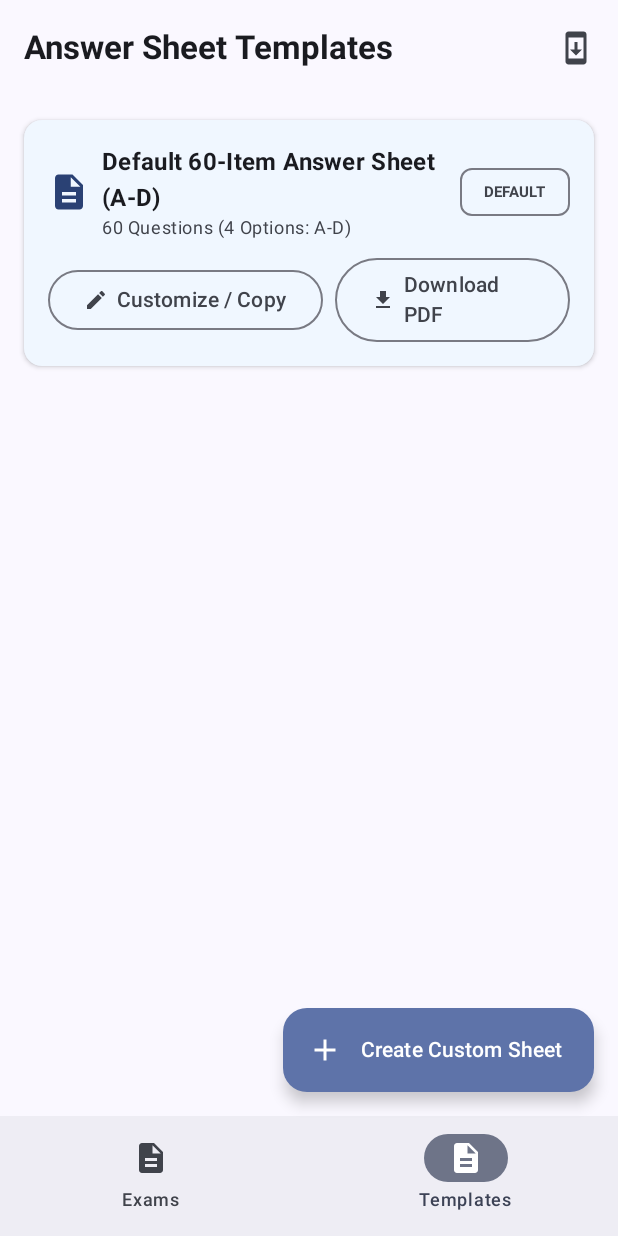
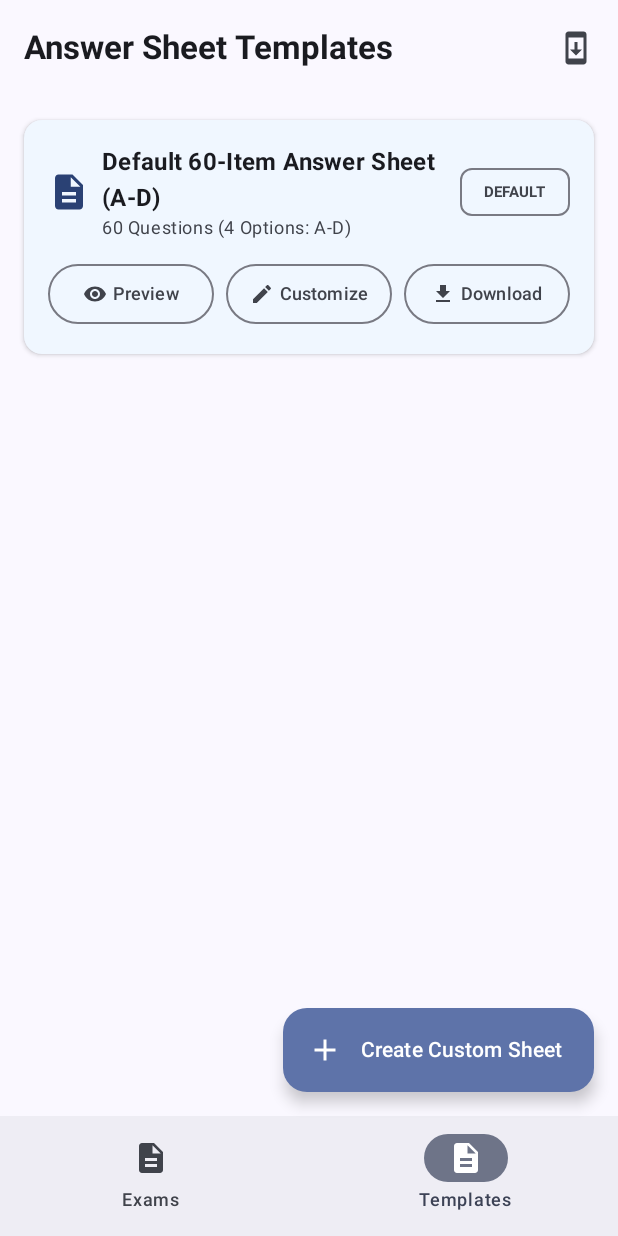
Before and after one commit to mplitez-blip/omr-answer-sheet-checker, an Android app built with Jetpack Compose: the TemplateListScreen screen opened through its navigation route, on a phone screen of 412 x 824 dp. Run offline under Robolectric (Android 15) with nearby library versions, the phone set to English and light mode, and no system bars; our stand-ins replace Room's generated code.

Commit message:
feat: add high-resolution in-app PDF preview for templates and designer

```diff
--- a/app/src/main/java/com/omr/checker/ui/templates/TemplateListScreen.kt
+++ b/app/src/main/java/com/omr/checker/ui/templates/TemplateListScreen.kt
@@ -22,6 +22,7 @@ import androidx.compose.material.icons.filled.Description
 import androidx.compose.material.icons.filled.Download
 import androidx.compose.material.icons.filled.Edit
 import androidx.compose.material.icons.filled.SystemUpdate
+import androidx.compose.material.icons.filled.Visibility
 import androidx.compose.material3.Card
 import androidx.compose.material3.CardDefaults
 import androidx.compose.material3.CircularProgressIndicator
@@ -42,7 +43,9 @@ import androidx.compose.material3.TopAppBar
 import androidx.compose.runtime.Composable
 import androidx.compose.runtime.LaunchedEffect
 import androidx.compose.runtime.getValue
+import androidx.compose.runtime.mutableStateOf
 import androidx.compose.runtime.remember
+import androidx.compose.runtime.setValue
 import androidx.compose.ui.Alignment
 import androidx.compose.ui.Modifier
 import androidx.compose.ui.graphics.Color
@@ -53,6 +56,8 @@ import androidx.compose.ui.unit.sp
 import androidx.lifecycle.compose.collectAsStateWithLifecycle
 import com.omr.checker.data.entity.SheetTemplateEntity
 import com.omr.checker.generator.PdfExporterHelper
+import com.omr.checker.ui.preview.PdfPreviewDialog
+import java.io.File
 
 @OptIn(ExperimentalMaterial3Api::class)
 @Composable
@@ -68,6 +73,7 @@ fun TemplateListScreen(
     val uiState by viewModel.uiState.collectAsStateWithLifecycle()
     val context = LocalContext.current
     val snackbarHostState = remember { SnackbarHostState() }
+    var previewPdf by remember { mutableStateOf<Pair<File, String>?>(null) }
 
     LaunchedEffect(uiState.message) {
         uiState.message?.let { msg ->
@@ -133,6 +139,11 @@ fun TemplateListScreen(
                 items(templates, key = { it.id }) { template ->
                     TemplateCard(
                         template = template,
+                        onPreview = {
+                            viewModel.exportTemplatePdf(context, template) { file ->
+                                previewPdf = Pair(file, template.name)
+                            }
+                        },
                         onEdit = { onEditTemplate(template.id) },
                         onDownload = {
                             viewModel.exportTemplatePdf(context, template) { file ->
@@ -145,11 +156,20 @@ fun TemplateListScreen(
             }
         }
     }
+
+    previewPdf?.let { (file, title) ->
+        PdfPreviewDialog(
+            pdfFile = file,
+            title = title,
+            onDismiss = { previewPdf = null }
+        )
+    }
 }
 
 @Composable
 fun TemplateCard(
     template: SheetTemplateEntity,
+    onPreview: () -> Unit,
     onEdit: () -> Unit,
     onDownload: () -> Unit,
     onDelete: () -> Unit
@@ -209,24 +229,37 @@ fun TemplateCard(
 
             Row(
                 modifier = Modifier.fillMaxWidth(),
-                horizontalArrangement = Arrangement.End,
+                horizontalArrangement = Arrangement.spacedBy(8.dp),
                 verticalAlignment = Alignment.CenterVertically
             ) {
                 OutlinedButton(
-                    onClick = onEdit,
-                    modifier = Modifier.padding(end = 8.dp)
+                    onClick = onPreview,
+                    modifier = Modifier.weight(1f),
+                    contentPadding = PaddingValues(horizontal = 4.dp, vertical = 8.dp)
                 ) {
-                    Icon(Icons.Default.Edit, contentDescription = null, modifier = Modifier.size(16.dp))
-                    Spacer(modifier = Modifier.size(6.dp))
-                    Text(if (template.isDefault) "Customize / Copy" else "Edit")
+                    Icon(Icons.Default.Visibility, contentDescription = null, modifier = Modifier.size(16.dp))
+                    Spacer(modifier = Modifier.size(4.dp))
+                    Text("Preview", maxLines = 1, fontSize = 12.sp)
                 }
 
                 OutlinedButton(
-                    onClick = onDownload
+                    onClick = onEdit,
+                    modifier = Modifier.weight(1f),
+                    contentPadding = PaddingValues(horizontal = 4.dp, vertical = 8.dp)
+                ) {
+                    Icon(Icons.Default.Edit, contentDescription = null, modifier = Modifier.size(16.dp))
+                    Spacer(modifier = Modifier.size(4.dp))
+                    Text(if (template.isDefault) "Customize" else "Edit", maxLines = 1, fontSize = 12.sp)
+                }
+
+                OutlinedButton(
+                    onClick = onDownload,
+                    modifier = Modifier.weight(1f),
+                    contentPadding = PaddingValues(horizontal = 4.dp, vertical = 8.dp)
                 ) {
                     Icon(Icons.Default.Download, contentDescription = null, modifier = Modifier.size(16.dp))
-                    Spacer(modifier = Modifier.size(6.dp))
-                    Text("Download PDF")
+                    Spacer(modifier = Modifier.size(4.dp))
+                    Text("Download", maxLines = 1, fontSize = 12.sp)
                 }
             }
         }
```
Also changed, not shown: app/src/main/java/com/omr/checker/generator/PdfRendererHelper.kt (added, +41 -0 lines), app/src/main/java/com/omr/checker/ui/designer/SheetDesignerScreen.kt (+19 -0 lines), app/src/main/java/com/omr/checker/ui/preview/PdfPreviewDialog.kt (added, +201 -0 lines).
